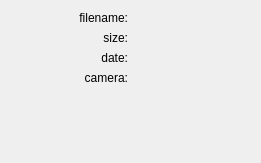
Above: ctoolboxinfo.ui from birkeh/pictureLibrary before the change. Below: the same form after it.
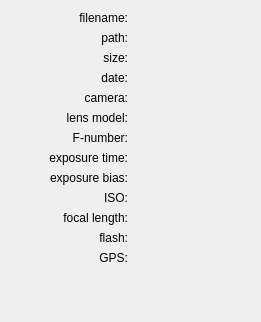
That is the form after the change.

What changed in the file:
```diff
--- a/ctoolboxinfo.ui
+++ b/ctoolboxinfo.ui
@@ -7,7 +7,7 @@
     <x>0</x>
     <y>0</y>
     <width>261</width>
-    <height>163</height>
+    <height>322</height>
    </rect>
   </property>
   <property name="windowTitle">
@@ -16,16 +16,91 @@
   <layout class="QGridLayout" name="gridLayout_2">
    <item row="0" column="0">
     <layout class="QGridLayout" name="gridLayout">
-     <item row="1" column="0">
-      <widget class="QLabel" name="label_2">
+     <item row="1" column="1">
+      <widget class="QLabel" name="m_lpPath">
        <property name="text">
-        <string>size:</string>
+        <string/>
        </property>
+      </widget>
+     </item>
+     <item row="5" column="1">
+      <widget class="QLabel" name="m_lpLensModel">
+       <property name="text">
+        <string/>
+       </property>
+      </widget>
+     </item>
+     <item row="4" column="1">
+      <widget class="QLabel" name="m_lpCamera">
+       <property name="text">
+        <string/>
+       </property>
+       <property name="wordWrap">
+        <bool>true</bool>
+       </property>
+      </widget>
+     </item>
+     <item row="10" column="1">
+      <widget class="QLabel" name="m_lpFocalLength">
+       <property name="text">
+        <string/>
+       </property>
+      </widget>
+     </item>
+     <item row="6" column="1">
+      <widget class="QLabel" name="m_lpFNumber">
+       <property name="text">
+        <string/>
+       </property>
+      </widget>
+     </item>
+     <item row="10" column="0">
+      <widget class="QLabel" name="label_11">
+       <property name="text">
+        <string>focal length:</string>
+       </property>
        <property name="alignment">
         <set>Qt::AlignRight|Qt::AlignTrailing|Qt::AlignVCenter</set>
        </property>
       </widget>
      </item>
+     <item row="11" column="0">
+      <widget class="QLabel" name="label_12">
+       <property name="text">
+        <string>flash:</string>
+       </property>
+       <property name="alignment">
+        <set>Qt::AlignRight|Qt::AlignTrailing|Qt::AlignVCenter</set>
+       </property>
+      </widget>
+     </item>
+     <item row="9" column="0">
+      <widget class="QLabel" name="label_10">
+       <property name="text">
+        <string>ISO:</string>
+       </property>
+       <property name="alignment">
+        <set>Qt::AlignRight|Qt::AlignTrailing|Qt::AlignVCenter</set>
+       </property>
+      </widget>
+     </item>
+     <item row="0" column="1">
+      <widget class="QLabel" name="m_lpFileName">
+       <property name="text">
+        <string/>
+       </property>
+       <property name="wordWrap">
+        <bool>true</bool>
+       </property>
+      </widget>
+     </item>
+     <item row="7" column="1">
+      <widget class="QLabel" name="m_lpExposureTime">
+       <property name="text">
+        <string/>
+       </property>
+      </widget>
+     </item>
      <item row="0" column="0">
       <widget class="QLabel" name="label">
        <property name="text">
@@ -36,7 +111,37 @@
        </property>
       </widget>
      </item>
+     <item row="6" column="0">
+      <widget class="QLabel" name="label_6">
+       <property name="text">
+        <string>F-number:</string>
+       </property>
+       <property name="alignment">
+        <set>Qt::AlignRight|Qt::AlignTrailing|Qt::AlignVCenter</set>
+       </property>
+      </widget>
+     </item>
+     <item row="4" column="0">
+      <widget class="QLabel" name="label_4">
+       <property name="text">
+        <string>camera:</string>
+       </property>
+       <property name="alignment">
+        <set>Qt::AlignRight|Qt::AlignTrailing|Qt::AlignVCenter</set>
+       </property>
+      </widget>
+     </item>
      <item row="2" column="0">
+      <widget class="QLabel" name="label_2">
+       <property name="text">
+        <string>size:</string>
+       </property>
+       <property name="alignment">
+        <set>Qt::AlignRight|Qt::AlignTrailing|Qt::AlignVCenter</set>
+       </property>
+      </widget>
+     </item>
+     <item row="3" column="0">
       <widget class="QLabel" name="label_3">
        <property name="text">
         <string>date:</string>
@@ -46,50 +151,98 @@
        </property>
       </widget>
      </item>
-     <item row="3" column="0">
-      <widget class="QLabel" name="label_4">
+     <item row="7" column="0">
+      <widget class="QLabel" name="label_8">
        <property name="text">
-        <string>camera:</string>
+        <string>exposure time:</string>
        </property>
        <property name="alignment">
         <set>Qt::AlignRight|Qt::AlignTrailing|Qt::AlignVCenter</set>
        </property>
       </widget>
      </item>
-     <item row="0" column="1">
-      <widget class="QLabel" name="m_lpFileName">
+     <item row="8" column="0">
+      <widget class="QLabel" name="label_9">
        <property name="text">
-        <string/>
+        <string>exposure bias:</string>
        </property>
-       <property name="wordWrap">
-        <bool>true</bool>
+       <property name="alignment">
+        <set>Qt::AlignRight|Qt::AlignTrailing|Qt::AlignVCenter</set>
        </property>
       </widget>
      </item>
-     <item row="1" column="1">
-      <widget class="QLabel" name="m_lpSize">
+     <item row="5" column="0">
+      <widget class="QLabel" name="label_7">
        <property name="text">
-        <string/>
+        <string>lens model:</string>
        </property>
-       <property name="wordWrap">
-        <bool>true</bool>
+       <property name="alignment">
+        <set>Qt::AlignRight|Qt::AlignTrailing|Qt::AlignVCenter</set>
+       </property>
+      </widget>
+     </item>
+     <item row="11" column="1">
+      <widget class="QLabel" name="m_lpFlash">
+       <property name="text">
+        <string/>
        </property>
       </widget>
      </item>
      <item row="2" column="1">
-      <widget class="QLabel" name="m_lpDate">
+      <widget class="QLabel" name="m_lpSize">
+       <property name="text">
+        <string/>
+       </property>
+       <property name="wordWrap">
+        <bool>true</bool>
+       </property>
+      </widget>
+     </item>
+     <item row="8" column="1">
+      <widget class="QLabel" name="m_lpExposureBias">
+       <property name="text">
+        <string/>
+       </property>
+      </widget>
+     </item>
+     <item row="1" column="0">
+      <widget class="QLabel" name="label_5">
+       <property name="text">
+        <string>path:</string>
+       </property>
+       <property name="alignment">
+        <set>Qt::AlignRight|Qt::AlignTrailing|Qt::AlignVCenter</set>
+       </property>
+      </widget>
+     </item>
+     <item row="9" column="1">
+      <widget class="QLabel" name="m_lpISO">
        <property name="text">
         <string/>
        </property>
       </widget>
      </item>
      <item row="3" column="1">
-      <widget class="QLabel" name="m_lpCamera">
+      <widget class="QLabel" name="m_lpDate">
        <property name="text">
         <string/>
        </property>
-       <property name="wordWrap">
-        <bool>true</bool>
+      </widget>
+     </item>
+     <item row="12" column="0">
+      <widget class="QLabel" name="label_13">
+       <property name="text">
+        <string>GPS:</string>
+       </property>
+       <property name="alignment">
+        <set>Qt::AlignRight|Qt::AlignTrailing|Qt::AlignVCenter</set>
+       </property>
+      </widget>
+     </item>
+     <item row="12" column="1">
+      <widget class="QLabel" name="m_lpGPS">
+       <property name="text">
+        <string/>
        </property>
       </widget>
      </item>
```
